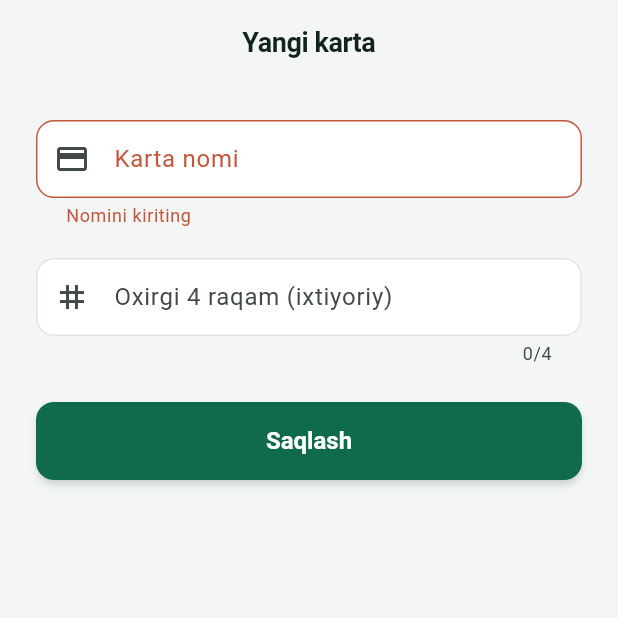
After one commit to Mamaniyozov/MVP, a Flutter app: the AddEditCardScreen screen opened by its route, after a tap on "Saqlash", on a phone screen of 412 x 824 dp, the top half of it. The commit adds this screen. Run offline on Flutter 3.47's test engine with Material 3 defaults, Android fonts, the phone set to English and light mode, and no system bars; our stand-ins replace dio, fl_chart, flutter_riverpod, flutter_secure_storage, go_router; accounts and stored records are empty.

Commit message:
Add cards management screen (mobile)
Extends the read-only cards feature with create/update/delete,
mirroring the categories feature's structure. Unlike categories,
every card row is user-owned (no global/default rows to protect),
so edit/delete are unconditional.

```diff
--- a/mobile/lib/core/router/app_routes.dart
+++ b/mobile/lib/core/router/app_routes.dart
@@ -14,4 +14,7 @@ class AppRoutes {
   static const categories = '/categories';
   static const addCategory = '/categories/add';
   static const editCategory = '/categories/edit';
+  static const cards = '/cards';
+  static const addCard = '/cards/add';
+  static const editCard = '/cards/edit';
 }
--- /dev/null
+++ b/mobile/lib/features/cards/data/card_exception.dart
@@ -0,0 +1,9 @@
+/// A user-facing card error, already translated to Uzbek.
+class CardException implements Exception {
+  const CardException(this.message);
+
+  final String message;
+
+  @override
+  String toString() => message;
+}
--- /dev/null
+++ b/mobile/lib/features/cards/presentation/screens/add_edit_card_screen.dart
@@ -0,0 +1,129 @@
+import 'package:flutter/material.dart';
+import 'package:flutter/services.dart';
+import 'package:flutter_riverpod/flutter_riverpod.dart';
+import 'package:mobile/features/cards/data/card_exception.dart';
+import 'package:mobile/features/cards/data/card_repository.dart';
+import 'package:mobile/features/cards/domain/card.dart';
+import 'package:mobile/features/cards/presentation/providers/card_providers.dart';
+
+class AddEditCardScreen extends ConsumerStatefulWidget {
+  const AddEditCardScreen({super.key, this.existing});
+
+  /// When non-null, the screen edits this card instead of creating one.
+  final BankCard? existing;
+
+  @override
+  ConsumerState<AddEditCardScreen> createState() => _AddEditCardScreenState();
+}
+
+class _AddEditCardScreenState extends ConsumerState<AddEditCardScreen> {
+  final _formKey = GlobalKey<FormState>();
+  late final _nameController = TextEditingController(text: widget.existing?.name ?? '');
+  late final _last4Controller = TextEditingController(text: widget.existing?.last4 ?? '');
+  bool _isSubmitting = false;
+
+  bool get _isEditing => widget.existing != null;
+
+  @override
+  void dispose() {
+    _nameController.dispose();
+    _last4Controller.dispose();
+    super.dispose();
+  }
+
+  /// Validates the optional "last 4 digits" field.
+  ///
+  /// The backend stores this as `CharField(max_length=4, blank=True)`, so an
+  /// empty value is always valid. A partially-entered value is not: it looks
+  /// like card data but identifies nothing, so it must be all four digits.
+  String? _validateLast4(String? value) {
+    final last4 = value?.trim() ?? '';
+    if (last4.isEmpty) return null;
+    if (last4.length != 4) {
+      return "To'liq 4 raqam kiriting";
+    }
+    return null;
+  }
+
+  Future<void> _submit() async {
+    if (!_formKey.currentState!.validate()) return;
+
+    setState(() => _isSubmitting = true);
+    try {
+      final repository = ref.read(cardRepositoryProvider);
+      final name = _nameController.text.trim();
+      final last4 = _last4Controller.text.trim();
+      if (_isEditing) {
+        await repository.update(id: widget.existing!.id, name: name, last4: last4);
+      } else {
+        await repository.create(name: name, last4: last4);
+      }
+      ref.invalidate(cardsProvider);
+      if (mounted) Navigator.of(context).pop();
+    } on CardException catch (error) {
+      if (!mounted) return;
+      ScaffoldMessenger.of(context)
+        ..hideCurrentSnackBar()
+        ..showSnackBar(SnackBar(content: Text(error.message)));
+    } finally {
+      if (mounted) setState(() => _isSubmitting = false);
+    }
+  }
+
+  @override
+  Widget build(BuildContext context) {
+    return Scaffold(
+      appBar: AppBar(title: Text(_isEditing ? 'Kartani tahrirlash' : 'Yangi karta')),
+      body: SafeArea(
+        child: SingleChildScrollView(
+          padding: const EdgeInsets.all(24),
+          child: Form(
+            key: _formKey,
+            child: Column(
+              crossAxisAlignment: CrossAxisAlignment.stretch,
+              children: [
+                TextFormField(
+                  controller: _nameController,
+                  textCapitalization: TextCapitalization.sentences,
+                  decoration: const InputDecoration(
+                    labelText: 'Karta nomi',
+                    hintText: 'Masalan: Humo ish kartasi',
+                    prefixIcon: Icon(Icons.credit_card),
+                  ),
+                  validator: (value) {
+                    if ((value?.trim() ?? '').isEmpty) return 'Nomini kiriting';
+                    return null;
+                  },
+                ),
+                const SizedBox(height: 20),
+                TextFormField(
+                  controller: _last4Controller,
+                  keyboardType: TextInputType.number,
+                  maxLength: 4,
+                  inputFormatters: [FilteringTextInputFormatter.digitsOnly],
+                  decoration: const InputDecoration(
+                    labelText: 'Oxirgi 4 raqam (ixtiyoriy)',
+                    hintText: '1234',
+                    prefixIcon: Icon(Icons.tag),
+                  ),
+                  validator: _validateLast4,
+                ),
+                const SizedBox(height: 24),
+                ElevatedButton(
+                  onPressed: _isSubmitting ? null : _submit,
+                  child: _isSubmitting
+                      ? const SizedBox(
+                          height: 20,
+                          width: 20,
+                          child: CircularProgressIndicator(strokeWidth: 2.5),
+                        )
+                      : const Text('Saqlash'),
+                ),
+              ],
+            ),
+          ),
+        ),
+      ),
+    );
+  }
+}
```
Also changed, not shown: mobile/lib/core/router/app_router.dart (+15 -0 lines), mobile/lib/features/cards/data/card_repository.dart (+54 -0 lines), mobile/lib/features/cards/presentation/screens/card_list_screen.dart (added, +170 -0 lines), mobile/lib/features/dashboard/presentation/dashboard_screen.dart (+7 -0 lines).
